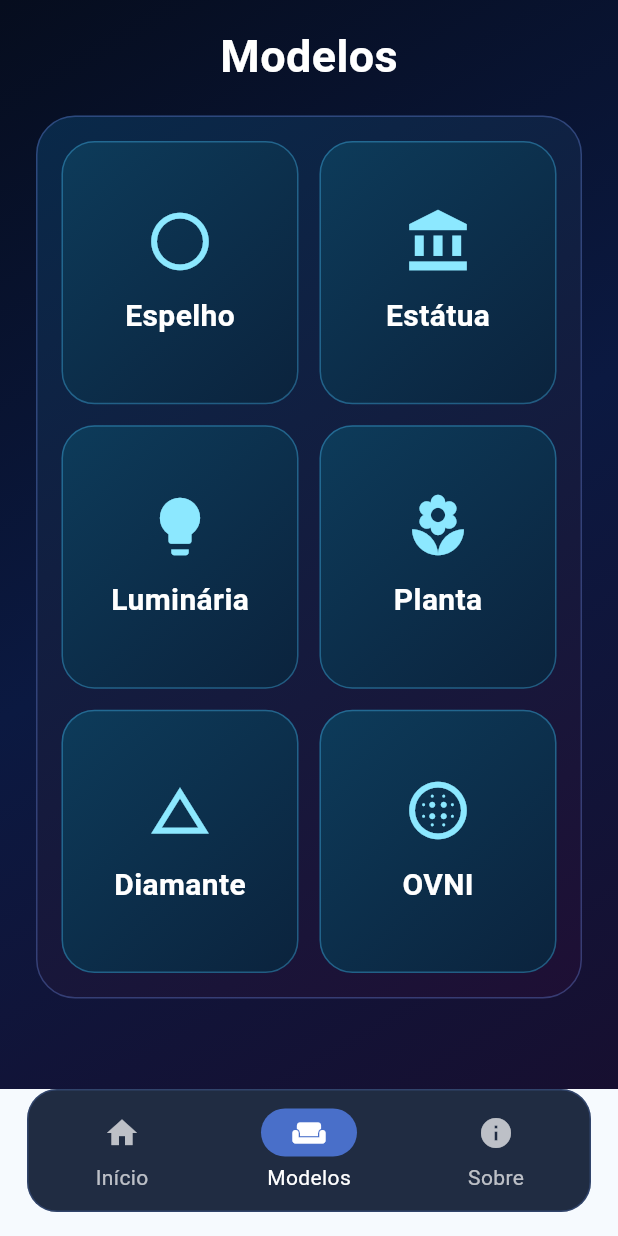
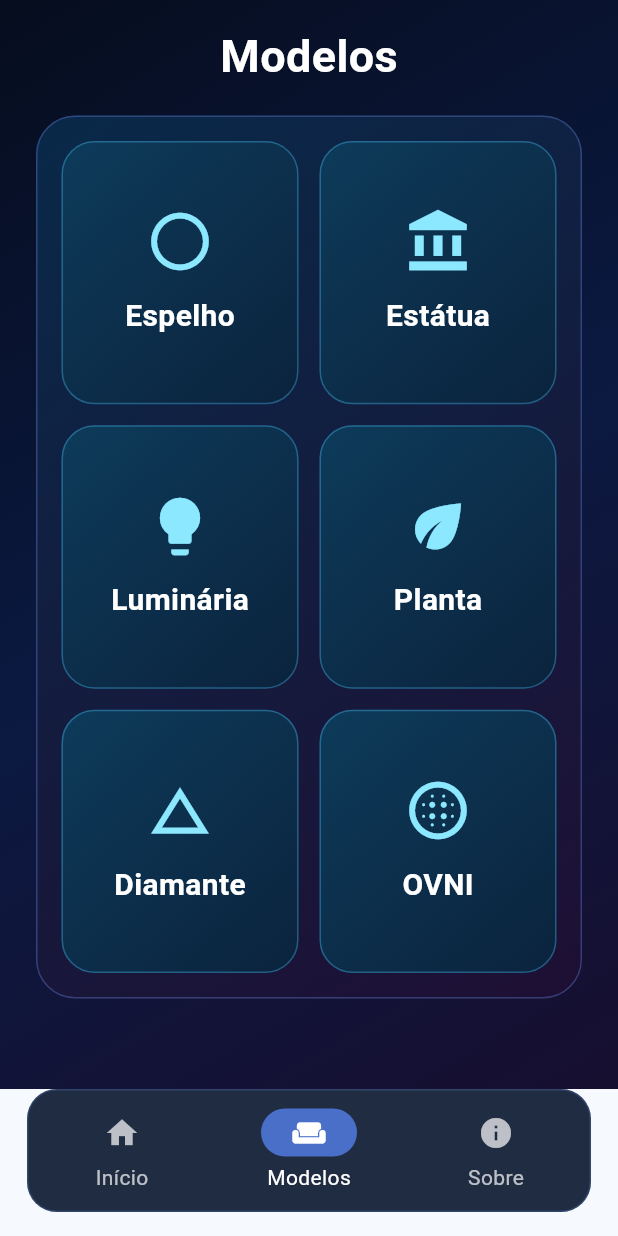
Before and after one commit to LucasCavalier/DecorAR, a Flutter app: the screen it shows after launch, item 2 of the bottom bar chosen, on a phone screen of 412 x 824 dp. Run offline on Flutter 3.47's test engine with Material 3 defaults, Android fonts, the phone set to English and light mode, and no system bars; Roboto replaces fonts that are missing (SF Pro Display).

Commit message:
ícone correto 2

```diff
--- a/lib/main.dart
+++ b/lib/main.dart
@@ -203,7 +203,7 @@ class ModelsScreen extends StatelessWidget {
       ('Espelho', Icons.circle_outlined),
       ('Estátua', Icons.account_balance),
       ('Luminária', Icons.lightbulb),
-      ('Planta', Icons.local_florist),
+      ('Planta', Icons.eco),
       ('Diamante', Icons.change_history),
       ('OVNI', Icons.blur_circular),
     ];
@@ -597,7 +597,7 @@ class PlantScreen extends StatelessWidget {
           ),
         ),
         leading: IconButton(
-          icon: const Icon(Icons.local_florist, color: Colors.white),
+          icon: const Icon(Icons.arrow_back, color: Colors.white),
           onPressed: () {
             Navigator.pop(context);
           },
```
